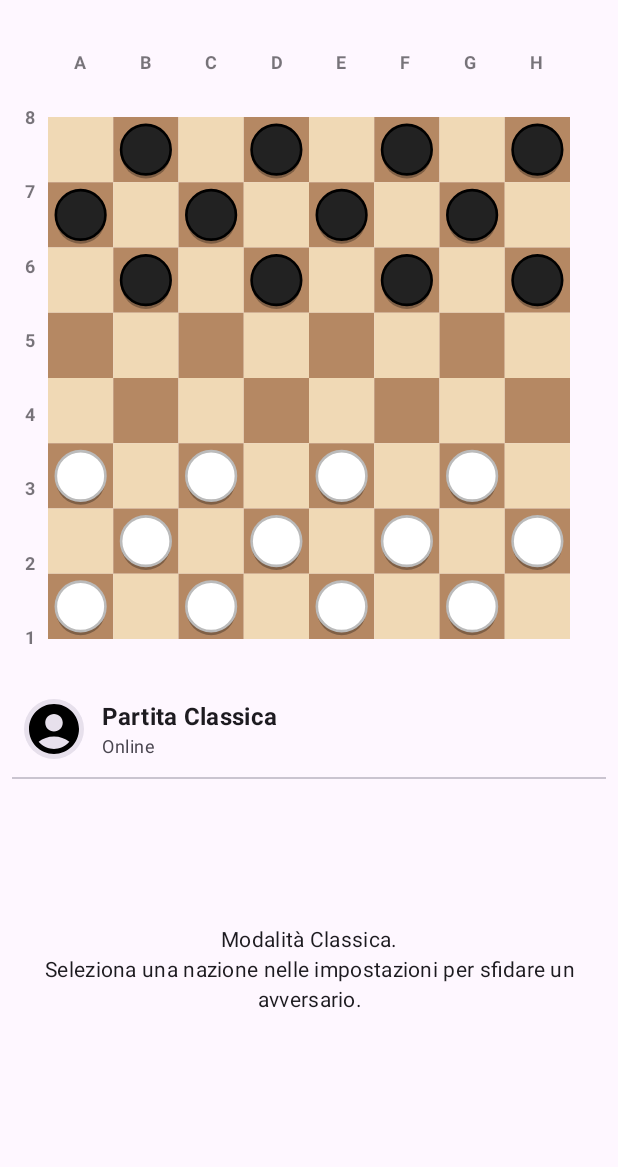
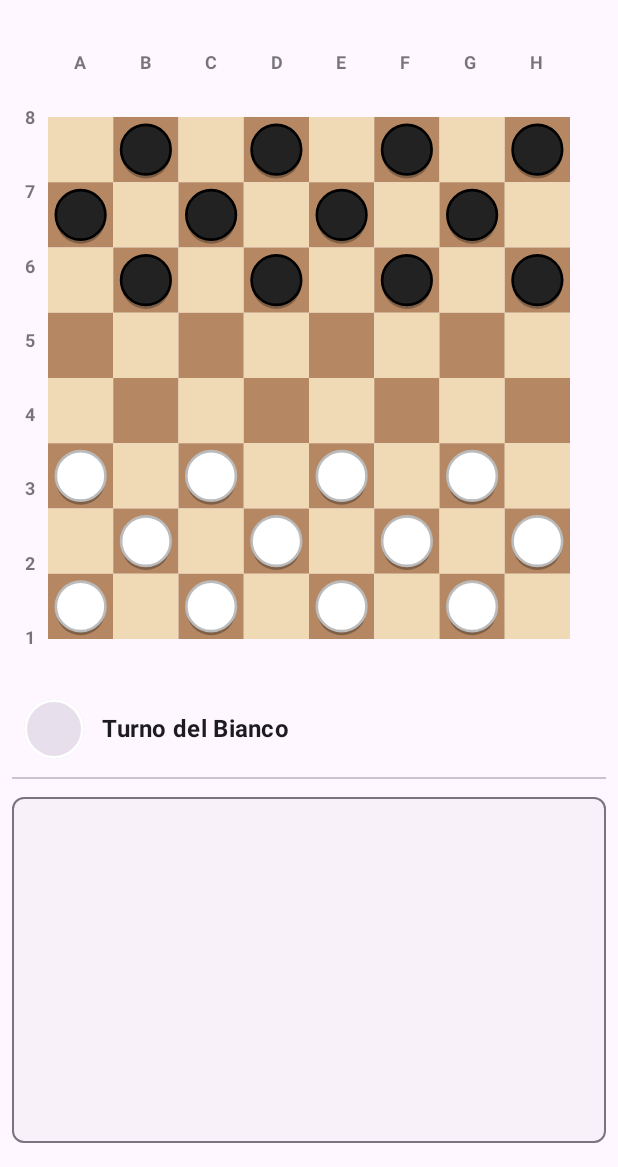
Before and after one commit to MicheleLopsDev/damaAI, an Android app built with Jetpack Compose: the GameActivity screen opened directly, with no data from a screen before it, on a phone screen of 412 x 824 dp, the part 69-1236 px from its top. Run offline under Robolectric (Android 15) with nearby library versions, the phone set to English and light mode, and no system bars; libraries missing offline, so code that uses them is left out: com.google.mediapipe.tasks; pictures from the network do not load.

Commit message:
feat(game): Implement turn-based gameplay and UI updates
- Introduce `getTurnoCorrente()` in `DamaEngine` and `DamaEngineImpl` to expose the current player's turn.
- `GameActivity` now tracks and updates `turnoCorrente` to manage player turns.
- Player moves are now associated with the current player's color in chat messages.
- Piece selection is now restricted to the pieces of the player whose turn it is.
- After a move, the turn switches, and mandatory capture pieces for the new current player are updated.
- `PartitaDiDama` no longer restricts human players from moving black pieces; turn control is handled by the UI.
- The UI in `GameActivity` now displays whose turn it is ("Turno del Bianco" or "Turno del Nero") when not playing against an AI.
- The `LaunchedEffect` in `GameActivity` now correctly restarts the game when `playerTeamStyle.id` changes, ensuring a fresh game state.
- Simplified the AI model error message in the chat.
- Removed a duplicated AI opponent header block in `GameActivity`.

```diff
--- a/app/src/main/java/io/github/luposolitario/damaai/GameActivity.kt
+++ b/app/src/main/java/io/github/luposolitario/damaai/GameActivity.kt
@@ -21,6 +21,7 @@ import androidx.compose.runtime.*
 import androidx.compose.ui.Alignment
 import androidx.compose.ui.Modifier
 import androidx.compose.ui.draw.clip
+import androidx.compose.ui.graphics.Color
 import androidx.compose.ui.platform.LocalView
 import androidx.compose.ui.text.font.FontWeight
 import androidx.compose.ui.text.style.TextAlign
@@ -151,6 +152,7 @@ fun GameScreen(
     var chatMessages by remember { mutableStateOf<List<String>>(emptyList()) }
     var finalAiComment by remember { mutableStateOf<String?>(null) }
     var isAiThinking by remember { mutableStateOf(false) }
+    var turnoCorrente by remember { mutableStateOf(Colore.BIANCO) }
 
     val damaEngine: DamaEngine = remember { DamaEngineImpl() }
     val gemmaEngine = remember { GemmaEngine() }
@@ -203,7 +205,7 @@ fun GameScreen(
         validMoveDestinations = movesForPiece
     }
 
-    LaunchedEffect(aiOpponent) {
+    LaunchedEffect(playerTeamStyle.id) {
         chatMessages = emptyList()
         winner = null
         finalAiComment = null
@@ -211,6 +213,7 @@ fun GameScreen(
         val initialPieces = parseBoardState(damaEngine.getStatoScacchiera())
         val initialMandatory = damaEngine.getPezziConCatturaObbligatoria()
         gameState = gameState.copy(pieces = initialPieces, mandatoryCapturePieces = initialMandatory)
+        turnoCorrente = damaEngine.getTurnoCorrente()
 
         if (aiOpponent != null) {
             try {
@@ -221,7 +224,7 @@ fun GameScreen(
                         chatMessages = chatMessages + "${aiOpponent.name}: \"$comment\""
                     }
                 } else {
-                    chatMessages = chatMessages + "ERRORE: Modello IA non trovato. Scaricalo da 'Gestione IA'."
+                    chatMessages = chatMessages + "ERRORE: Modello IA non trovato."
                 }
             } catch (e: Exception) {
                 Log.e("GemmaIntegration", "Errore caricamento modello Gemma", e)
@@ -269,9 +272,7 @@ fun GameScreen(
                     verticalAlignment = Alignment.CenterVertically
                 ) {
                     BoardRanks(modifier = Modifier.width(24.dp))
-                    Box(modifier = Modifier
-                        .weight(1f)
-                        .aspectRatio(1f)) {
+                    Box(modifier = Modifier.weight(1f).aspectRatio(1f)) {
                         GameBoardArea(
                             gameState = gameState,
                             playerTeamStyle = playerTeamStyle,
@@ -287,18 +288,19 @@ fun GameScreen(
                                         val startNotation = selectedPieceCoords!!.toNotazioneAlgebrica()
                                         val endNotation = clickedPos.toNotazioneAlgebrica()
                                         val moveString = "$startNotation $endNotation"
-                                        val mossaUmano = damaEngine.muoviPezzoUmano(moveString)
 
-                                        if (mossaUmano != null) {
-                                            chatMessages = chatMessages + "Tua mossa: $moveString"
-                                            val pedinaCatturataUmano = damaEngine.trovaPedinaCatturata(mossaUmano)
-                                            val piecesAfterHumanMove = parseBoardState(damaEngine.getStatoScacchiera())
-                                            gameState = gameState.copy(pieces = piecesAfterHumanMove)
-                                            handleCaptureAnimation(pedinaCatturataUmano)
+                                        val mossaEseguita = damaEngine.muoviPezzoUmano(moveString)
 
-                                            if (aiOpponent != null) {
-                                                val winnerAfterHumanMove = damaEngine.getVincitore()
-                                                if (winnerAfterHumanMove == null) {
+                                        if (mossaEseguita != null) {
+                                            val playerColorText = if (turnoCorrente == Colore.BIANCO) "Bianco" else "Nero"
+                                            chatMessages = chatMessages + "Mossa $playerColorText: $moveString"
+
+                                            val pedinaCatturata = damaEngine.trovaPedinaCatturata(mossaEseguita)
+                                            val piecesAfterMove = parseBoardState(damaEngine.getStatoScacchiera())
+                                            gameState = gameState.copy(pieces = piecesAfterMove)
+                                            handleCaptureAnimation(pedinaCatturata)
+
+                                            if (aiOpponent != null && damaEngine.getVincitore() == null) {
                                                 val mossaIA = damaEngine.faiMossaIA()
                                                 if (mossaIA != null) {
                                                     chatMessages = chatMessages + "Mossa IA: ${mossaIA.toString()}"
@@ -309,31 +311,33 @@ fun GameScreen(
                                                         }
                                                     }
                                                     val finalPieces = parseBoardState(damaEngine.getStatoScacchiera())
-                                                        val mandatoryForHuman = damaEngine.getPezziConCatturaObbligatoria()
-                                                        gameState = gameState.copy(pieces = finalPieces, mandatoryCapturePieces = mandatoryForHuman)
+                                                    gameState = gameState.copy(pieces = finalPieces)
                                                     handleCaptureAnimation(pedinaCatturataIA)
                                                 }
                                             }
-                                            }
+                                            turnoCorrente = damaEngine.getTurnoCorrente()
+                                            gameState = gameState.copy(mandatoryCapturePieces = damaEngine.getPezziConCatturaObbligatoria())
                                         }
 
                                         selectedPieceCoords = null
                                         validMoveDestinations = emptyList()
 
+                                    } else {
+                                        val pezzoColoreCorretto = when (turnoCorrente) {
+                                            Colore.BIANCO -> pieceAtPos?.color == PlayerColor.WHITE
+                                            Colore.NERO -> pieceAtPos?.color == PlayerColor.BLACK
+                                        }
+                                        if (pieceAtPos != null && pezzoColoreCorretto) {
+                                            selectedPieceCoords = clickedPos
+                                            getValidMovesForSelectedPiece()
+                                        }
+                                    }
+
                                     damaEngine.getVincitore()?.let { vincitore ->
                                         winner = vincitore
                                         if (aiOpponent != null) {
                                             val finalPrompt = if (vincitore == Colore.NERO) aiOpponent.victoryPrompt else aiOpponent.defeatPrompt
-                                                generateComment(finalPrompt) { comment ->
-                                                    finalAiComment = comment
-                                                }
-                                            }
-                                        }
-
-                                    } else {
-                                        if (pieceAtPos != null && pieceAtPos.color == PlayerColor.WHITE) {
-                                            selectedPieceCoords = clickedPos
-                                            getValidMovesForSelectedPiece()
+                                            generateComment(finalPrompt) { comment -> finalAiComment = comment }
                                         }
                                     }
                                 }
@@ -355,33 +359,48 @@ fun GameScreen(
                     Spacer(modifier = Modifier.width(24.dp))
                 }
                 Spacer(Modifier.height(16.dp))
-                AIOpponentHeader(
-                    name = aiOpponent?.name ?: "Partita Classica",
-                    isThinking = isAiThinking
-                )
+
+                // **FIX**: Rimosso il blocco duplicato. Questo è l'unico header.
+                if (aiOpponent != null) {
+                    AIOpponentHeader(name = aiOpponent.name, isThinking = isAiThinking)
+                } else {
+                    TurnoGiocatoreHeader(turnoCorrente = turnoCorrente)
+                }
+
                 Divider(modifier = Modifier.padding(vertical = 12.dp))
+
+                ChatDisplayArea(messages = chatMessages, modifier = Modifier.fillMaxWidth().weight(1f))
+
                 if (aiOpponent != null) {
-                    ChatDisplayArea(messages = chatMessages, modifier = Modifier
-                        .fillMaxWidth()
-                        .weight(1f))
                     ChatInputArea(modifier = Modifier.fillMaxWidth())
-                } else {
-                    Box(modifier = Modifier
-                        .fillMaxWidth()
-                        .weight(1f), contentAlignment = Alignment.Center) {
-                        Text(
-                            text = "Modalità Classica.\nSeleziona una nazione nelle impostazioni per sfidare un avversario.",
-                            style = MaterialTheme.typography.bodyMedium,
-                            textAlign = TextAlign.Center
-                        )
-                    }
                 }
             }
         }
     }
 }
 
-// ---- FUNZIONI DI SUPPORTO PER LA UI ----
+@Composable
+fun TurnoGiocatoreHeader(turnoCorrente: Colore, modifier: Modifier = Modifier) {
+    val testoTurno = if (turnoCorrente == Colore.BIANCO) "Turno del Bianco" else "Turno del Nero"
+    val coloreIcona = if (turnoCorrente == Colore.BIANCO) Color.White else Color.Black
+
+    Row(
+        modifier = modifier
+            .fillMaxWidth()
+            .padding(start = 8.dp, end = 8.dp),
+        verticalAlignment = Alignment.CenterVertically
+    ) {
+        Box(
+            modifier = Modifier
+                .size(40.dp)
+                .clip(CircleShape)
+                .background(MaterialTheme.colorScheme.surfaceVariant)
+                .border(2.dp, coloreIcona, CircleShape)
+        )
+        Spacer(modifier = Modifier.width(12.dp))
+        Text(text = testoTurno, style = MaterialTheme.typography.titleMedium, fontWeight = FontWeight.Bold)
+    }
+}
 
 @Composable
 fun AIOpponentHeader(name: String, isThinking: Boolean, modifier: Modifier = Modifier) {
--- a/app/src/main/java/io/github/luposolitario/damaai/engine/DamaEngine.kt
+++ b/app/src/main/java/io/github/luposolitario/damaai/engine/DamaEngine.kt
@@ -61,4 +61,9 @@ interface DamaEngine {
      * @return Una lista di stringhe, dove ogni stringa è una mossa valida (es. "C7 B6").
      */
     fun getMosseValide(): List<String>
+
+    /**
+     * Restituisce il colore del giocatore di turno.
+     */
+    fun getTurnoCorrente(): Colore
 }
--- a/app/src/main/java/io/github/luposolitario/damaai/engine/DamaEngineImpl.kt
+++ b/app/src/main/java/io/github/luposolitario/damaai/engine/DamaEngineImpl.kt
@@ -12,6 +12,11 @@ class DamaEngineImpl : DamaEngine {
     private val TAG = "DamaEngineImpl"
     // Memorizziamo lo stato precedente per trovare la pedina catturata
     private var statoPrecedente: String = ""
+
+    override fun getTurnoCorrente(): Colore {
+        // Aggiungiamo un valore di default nel caso la partita non sia ancora iniziata
+        return partita?.getTurno() ?: Colore.BIANCO
+    }
 
     override fun nuovaPartita(difficolta: Difficolta) {
         Log.d(TAG, "nuovaPartita chiamata con difficoltà: $difficolta")
--- a/app/src/main/java/io/github/luposolitario/damaai/game_logic/PartitaDiDama.kt
+++ b/app/src/main/java/io/github/luposolitario/damaai/game_logic/PartitaDiDama.kt
@@ -1,36 +1,22 @@
 package io.github.luposolitario.damaai.game_logic
-// File: PartitaDiDama.kt
 
-/**
- * La classe principale della libreria, che gestisce una partita completa di Dama.
- * Questa è l'interfaccia pubblica che utilizzerai nel tuo progetto.
- */
 class PartitaDiDama(difficoltaIA: Difficolta) {
 
-    // La partita contiene al suo interno il motore di gioco.
     private val motore = MotoreDiGioco()
-
-    // E contiene anche il giocatore IA.
     private val giocatoreIA = GiocatoreIA(difficoltaIA, motore)
-
-
-    // Aggiungi questa funzione alla classe PartitaDiDama
 
     fun getPezziConCatturaObbligatoria(): List<Posizione> {
         return motore.getPezziConCatturaObbligatoria()
     }
 
-    /**
-     * Restituisce lo stato attuale della scacchiera in formato testuale.
-     */
+    fun getTurno(): Colore {
+        return motore.turnoCorrente
+    }
+
     fun getStatoScacchiera(): String {
         return motore.scacchiera.toString()
     }
 
-    /**
-     * Restituisce la lista di tutte le mosse valide per il giocatore corrente.
-     * Utile per mostrare a un utente umano le sue opzioni.
-     */
     fun getMosseValide(): List<Mossa> {
         return motore.mosseValideDisponibili()
     }
@@ -41,16 +27,11 @@ class PartitaDiDama(difficoltaIA: Difficolta) {
      * @return true se la mossa era valida ed è stata eseguita, false altrimenti.
      */
     fun eseguiMossaUmano(mossa: Mossa): Boolean {
-        // L'IA gioca solo con il NERO. Se è il turno del nero, non permettere mossa umana.
-        if (motore.turnoCorrente == Colore.NERO) return false
-
+        // **FIX:** Rimossa la logica che bloccava il giocatore Nero.
+        // Ora il controllo del turno è gestito correttamente dalla UI.
         return motore.eseguiMossa(mossa)
     }
 
-    /**
-     * Fa scegliere e giocare una mossa all'IA.
-     * @return La mossa eseguita dall'IA, o null se non ha potuto muovere.
-     */
     fun faiMossaIA(): Mossa? {
         if (motore.turnoCorrente == Colore.BIANCO) return null
 
@@ -61,14 +42,8 @@ class PartitaDiDama(difficoltaIA: Difficolta) {
         return mossaScelta
     }
 
-    /**
-     * Controlla se la partita è finita.
-     * La partita finisce se il giocatore di turno non ha mosse valide.
-     * @return Il colore del vincitore, o null se la partita è ancora in corso.
-     */
     fun getVincitore(): Colore? {
         if (getMosseValide().isEmpty()) {
-            // Se non ci sono mosse, il giocatore di turno ha perso. Vince l'altro.
             return if (motore.turnoCorrente == Colore.BIANCO) Colore.NERO else Colore.BIANCO
         }
         return null
```
Lines whose indentation alone changed are shown as unchanged.
